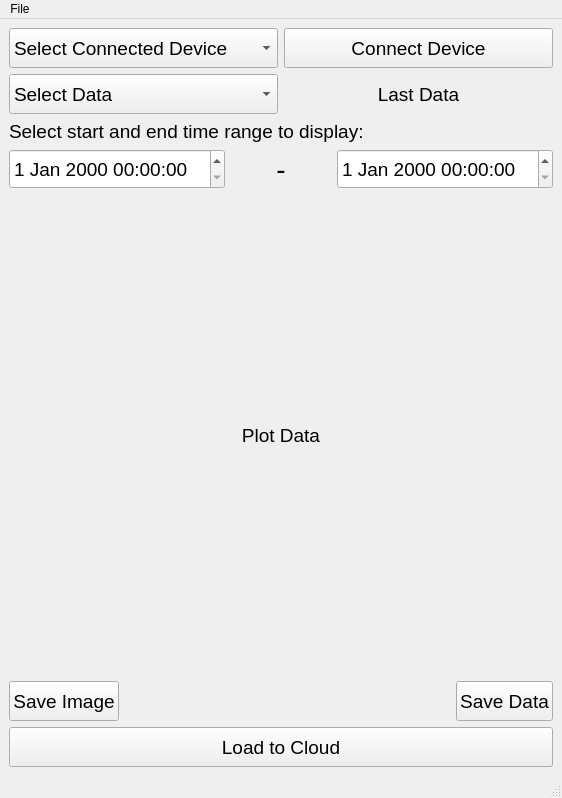
Above: client_main.ui from DimYun/ambient-logicyield-client before the change. Below: the same form after it.
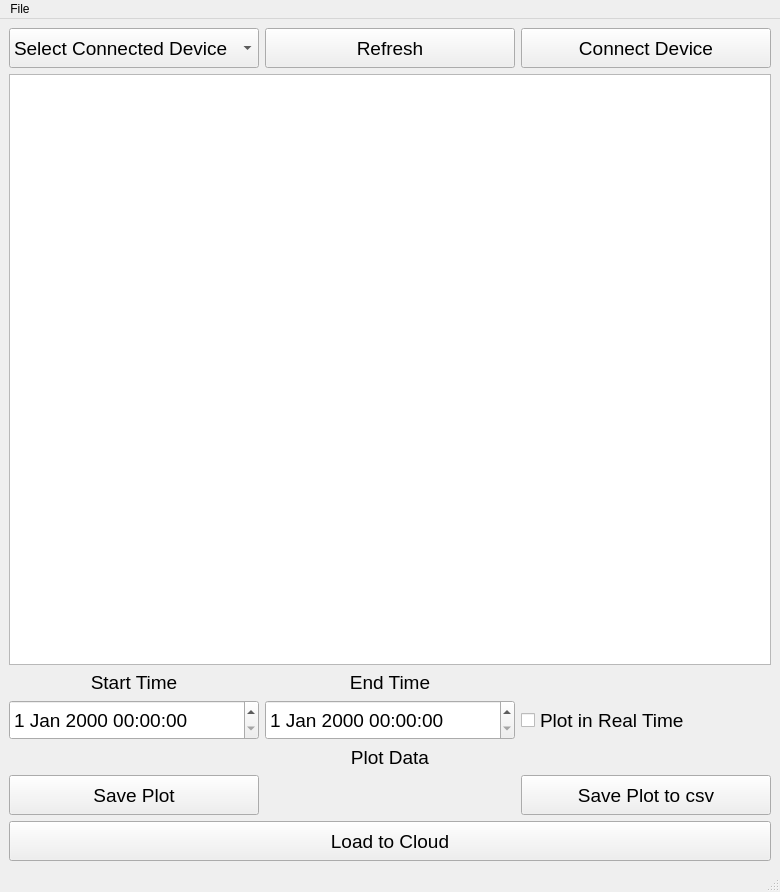
That is the form after the change.

Commit message: Start to add a plot functionality

```diff
--- a/client_main.ui
+++ b/client_main.ui
@@ -6,18 +6,16 @@
    <rect>
     <x>0</x>
     <y>0</y>
-    <width>562</width>
-    <height>761</height>
+    <width>780</width>
+    <height>892</height>
    </rect>
   </property>
   <property name="windowTitle">
    <string>MainWindow</string>
   </property>
   <widget class="QWidget" name="centralwidget">
-   <layout class="QVBoxLayout" name="verticalLayout">
-    <item>
-     <layout class="QHBoxLayout" name="horizontalLayout_3">
-      <item>
+   <layout class="QGridLayout" name="gridLayout">
+    <item row="0" column="0">
        <widget class="QComboBox" name="cb_devices">
         <property name="minimumSize">
          <size>
@@ -37,7 +35,25 @@
         </item>
        </widget>
       </item>
-      <item>
+    <item row="0" column="1">
+     <widget class="QPushButton" name="pushButton">
+      <property name="minimumSize">
+       <size>
+        <width>0</width>
+        <height>40</height>
+       </size>
+      </property>
+      <property name="font">
+       <font>
+        <pointsize>14</pointsize>
+       </font>
+      </property>
+      <property name="text">
+       <string>Refresh</string>
+      </property>
+     </widget>
+    </item>
+    <item row="0" column="2">
        <widget class="QPushButton" name="pb_com_connect">
         <property name="minimumSize">
          <size>
@@ -55,81 +71,10 @@
         </property>
        </widget>
       </item>
-     </layout>
+    <item row="1" column="0" colspan="3">
+     <widget class="QTableView" name="tableView"/>
     </item>
-    <item>
-     <layout class="QHBoxLayout" name="horizontalLayout_4">
-      <item>
-       <widget class="QComboBox" name="cb_data">
-        <property name="minimumSize">
-         <size>
-          <width>0</width>
-          <height>40</height>
-         </size>
-        </property>
-        <property name="font">
-         <font>
-          <pointsize>14</pointsize>
-         </font>
-        </property>
-        <item>
-         <property name="text">
-          <string>Select Data</string>
-         </property>
-        </item>
-        <item>
-         <property name="text">
-          <string>Temperature</string>
-         </property>
-        </item>
-        <item>
-         <property name="text">
-          <string>Pressure</string>
-         </property>
-        </item>
-        <item>
-         <property name="text">
-          <string>Humidity</string>
-         </property>
-        </item>
-        <item>
-         <property name="text">
-          <string>CO2</string>
-         </property>
-        </item>
-        <item>
-         <property name="text">
-          <string>PM2.5</string>
-         </property>
-        </item>
-        <item>
-         <property name="text">
-          <string>PM10</string>
-         </property>
-        </item>
-       </widget>
-      </item>
-      <item>
-       <widget class="QLabel" name="l_last_data">
-        <property name="font">
-         <font>
-          <pointsize>14</pointsize>
-         </font>
-        </property>
-        <property name="layoutDirection">
-         <enum>Qt::LeftToRight</enum>
-        </property>
-        <property name="text">
-         <string>Last Data</string>
-        </property>
-        <property name="alignment">
-         <set>Qt::AlignCenter</set>
-        </property>
-       </widget>
-      </item>
-     </layout>
-    </item>
-    <item>
+    <item row="2" column="0">
      <widget class="QLabel" name="l_date">
       <property name="font">
        <font>
@@ -137,13 +82,29 @@
        </font>
       </property>
       <property name="text">
-       <string>Select start and end time range to display:</string>
+       <string>Start Time</string>
       </property>
+      <property name="alignment">
+       <set>Qt::AlignCenter</set>
+      </property>
      </widget>
     </item>
-    <item>
-     <layout class="QHBoxLayout" name="horizontalLayout">
-      <item>
+    <item row="2" column="1">
+     <widget class="QLabel" name="l_date_2">
+      <property name="font">
+       <font>
+        <pointsize>14</pointsize>
+       </font>
+      </property>
+      <property name="text">
+       <string>End Time</string>
+      </property>
+      <property name="alignment">
+       <set>Qt::AlignCenter</set>
+      </property>
+     </widget>
+    </item>
+    <item row="3" column="0">
        <widget class="QDateTimeEdit" name="dte_start_date">
         <property name="minimumSize">
          <size>
@@ -158,22 +119,7 @@
         </property>
        </widget>
       </item>
-      <item>
-       <widget class="QLabel" name="l_">
-        <property name="font">
-         <font>
-          <pointsize>21</pointsize>
-         </font>
-        </property>
-        <property name="text">
-         <string>-</string>
-        </property>
-        <property name="alignment">
-         <set>Qt::AlignCenter</set>
-        </property>
-       </widget>
-      </item>
-      <item>
+    <item row="3" column="1">
        <widget class="QDateTimeEdit" name="dte_end_date">
         <property name="minimumSize">
          <size>
@@ -188,14 +134,30 @@
         </property>
        </widget>
       </item>
-     </layout>
+    <item row="3" column="2">
+     <widget class="QCheckBox" name="checkBox">
+      <property name="minimumSize">
+       <size>
+        <width>0</width>
+        <height>40</height>
+       </size>
+      </property>
+      <property name="font">
+       <font>
+        <pointsize>14</pointsize>
+       </font>
+      </property>
+      <property name="text">
+       <string>Plot in Real Time</string>
+      </property>
+     </widget>
     </item>
-    <item>
+    <item row="4" column="0" colspan="3">
      <widget class="QLabel" name="l_plot">
       <property name="minimumSize">
        <size>
-        <width>480</width>
-        <height>480</height>
+        <width>0</width>
+        <height>0</height>
        </size>
       </property>
       <property name="font">
@@ -211,9 +173,7 @@
       </property>
      </widget>
     </item>
-    <item>
-     <layout class="QHBoxLayout" name="horizontalLayout_2">
-      <item>
+    <item row="5" column="0">
        <widget class="QPushButton" name="pb_save_plot">
         <property name="minimumSize">
          <size>
@@ -227,24 +187,11 @@
          </font>
         </property>
         <property name="text">
-         <string>Save Image</string>
+       <string>Save Plot</string>
         </property>
        </widget>
       </item>
-      <item>
-       <spacer name="horizontalSpacer">
-        <property name="orientation">
-         <enum>Qt::Horizontal</enum>
-        </property>
-        <property name="sizeHint" stdset="0">
-         <size>
-          <width>40</width>
-          <height>20</height>
-         </size>
-        </property>
-       </spacer>
-      </item>
-      <item>
+    <item row="5" column="2">
        <widget class="QPushButton" name="pb_save_data">
         <property name="minimumSize">
          <size>
@@ -258,13 +205,11 @@
          </font>
         </property>
         <property name="text">
-         <string>Save Data</string>
+       <string>Save Plot to csv</string>
         </property>
        </widget>
       </item>
-     </layout>
-    </item>
-    <item>
+    <item row="6" column="0" colspan="3">
      <widget class="QPushButton" name="pb_to_cloud">
       <property name="minimumSize">
        <size>
@@ -289,7 +234,7 @@
     <rect>
      <x>0</x>
      <y>0</y>
-     <width>562</width>
+     <width>780</width>
      <height>21</height>
     </rect>
    </property>
```
Lines whose indentation alone changed are shown as unchanged. The commit also changes 5 other files.
